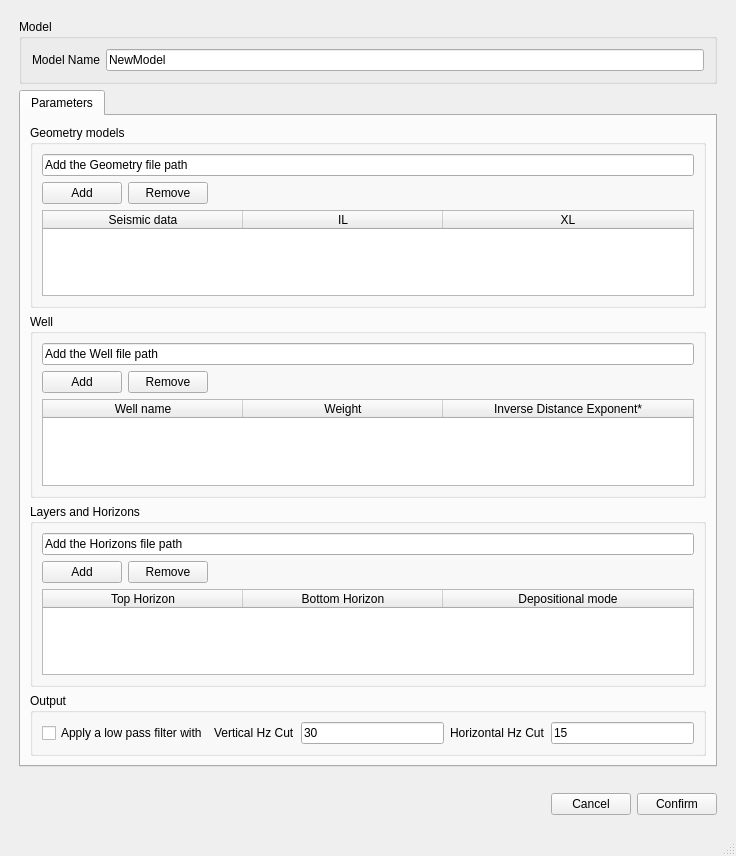
albano-a/Inversion-Background-Model-Builder, file src/gui/qt5/AdmaModelBuilder.ui: the form before one commit.
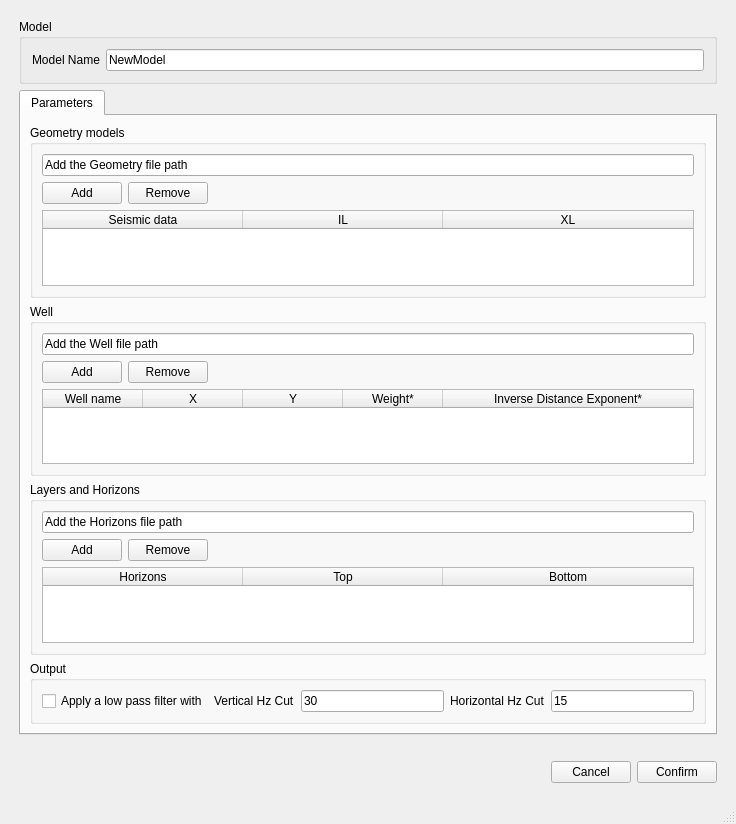
The form after the commit.

```diff
--- a/src/gui/qt5/AdmaModelBuilder.ui
+++ b/src/gui/qt5/AdmaModelBuilder.ui
@@ -7,7 +7,7 @@
     <x>0</x>
     <y>0</y>
     <width>736</width>
-    <height>856</height>
+    <height>824</height>
    </rect>
   </property>
   <property name="windowTitle">
@@ -100,7 +100,7 @@
                  <item row="2" column="0" colspan="3">
                   <widget class="QTableWidget" name="mbwWellTableWidget">
                    <attribute name="horizontalHeaderDefaultSectionSize">
-                    <number>200</number>
+                    <number>100</number>
                    </attribute>
                    <attribute name="horizontalHeaderStretchLastSection">
                     <bool>true</bool>
@@ -112,7 +112,17 @@
                    </column>
                    <column>
                     <property name="text">
-                     <string>Weight</string>
+                     <string>X</string>
+                    </property>
+                   </column>
+                   <column>
+                    <property name="text">
+                     <string>Y</string>
+                    </property>
+                   </column>
+                   <column>
+                    <property name="text">
+                     <string>Weight*</string>
                     </property>
                    </column>
                    <column>
@@ -273,17 +283,17 @@
                    </attribute>
                    <column>
                     <property name="text">
-                     <string>Top Horizon</string>
+                     <string>Horizons</string>
                     </property>
                    </column>
                    <column>
                     <property name="text">
-                     <string>Bottom Horizon</string>
+                     <string>Top</string>
                     </property>
                    </column>
                    <column>
                     <property name="text">
-                     <string>Depositional mode</string>
+                     <string>Bottom</string>
                     </property>
                    </column>
                   </widget>
```
